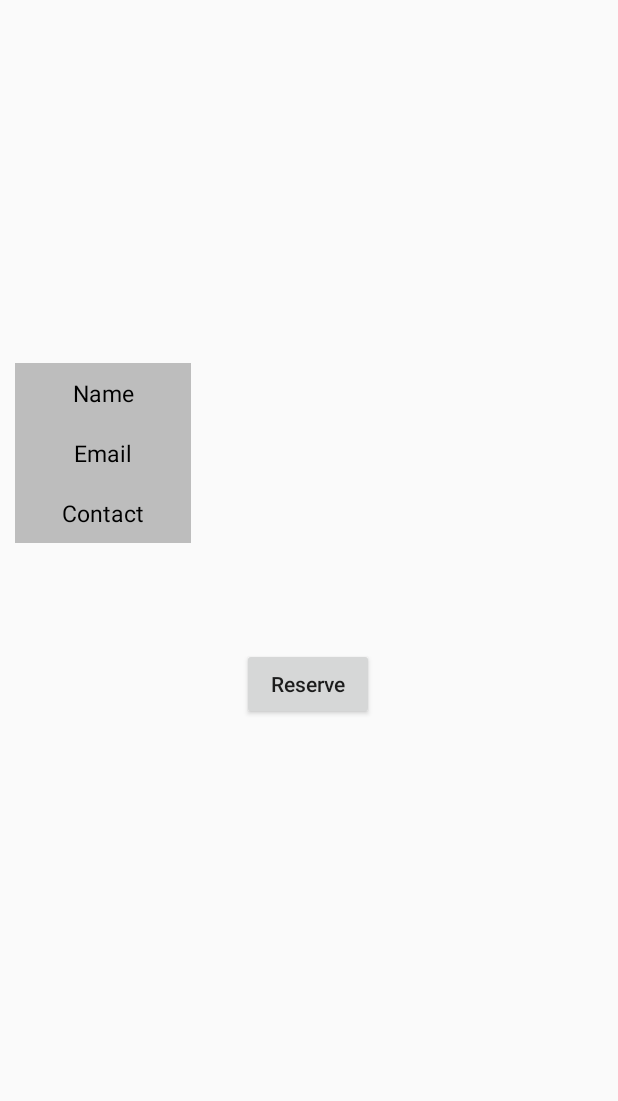
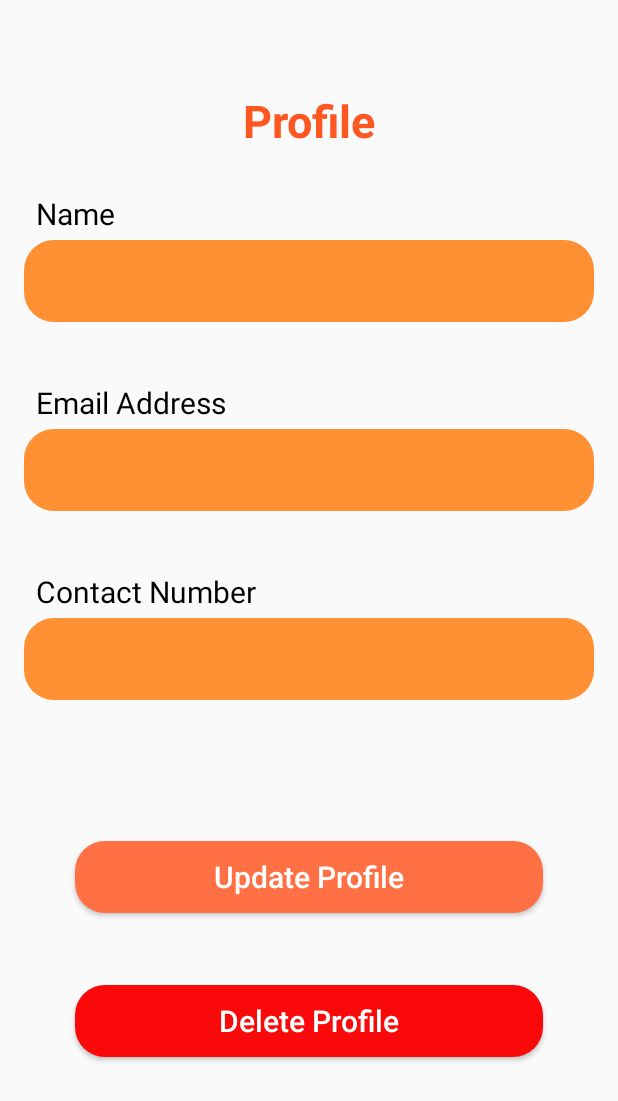
Before and after one commit to Nipun44/Meal-Mate, an Android app: the Profile screen opened directly, with no data from a screen before it, on a phone screen of 412 x 824 dp. Shown: the top 1101 px of the screen. Run offline under Robolectric (Android 15) with nearby library versions, the phone set to English and light mode, and no system bars.

Commit message:
user profile xml completed

```diff
--- a/app/src/main/res/drawable/roundedcorner.xml
+++ b/app/src/main/res/drawable/roundedcorner.xml
@@ -1,6 +1,6 @@
 <?xml version="1.0" encoding="UTF-8"?>
 <shape xmlns:android="http://schemas.android.com/apk/res/android">
-    <solid android:color="#F6DFBD"/>
+    <solid android:color="@color/new_primary"/>
 
 <!--    <stroke android:width="3dp"-->
 <!--        android:color="#30ffffff" />-->
--- a/app/src/main/res/layout/activity_profile.xml
+++ b/app/src/main/res/layout/activity_profile.xml
@@ -4,193 +4,160 @@
     xmlns:tools="http://schemas.android.com/tools"
     android:layout_width="match_parent"
     android:layout_height="match_parent"
+
     tools:context=".Profile">
 
 
-    <Button
-        android:id="@+id/btnReserve"
-        android:layout_width="wrap_content"
-        android:layout_height="wrap_content"
-        android:layout_marginTop="52dp"
-        android:text="Reserve"
-        app:layout_constraintBottom_toBottomOf="parent"
-        app:layout_constraintEnd_toEndOf="parent"
-        app:layout_constraintHorizontal_bias="0.498"
-        app:layout_constraintStart_toStartOf="parent"
-        app:layout_constraintTop_toBottomOf="@id/linearLayout"
-        android:textAllCaps="false"
-        app:layout_constraintVertical_bias="0.049" />
-
-    <LinearLayout
-        android:id="@+id/linearLayout"
+    <TextView
+        android:id="@+id/textView24"
         android:layout_width="0dp"
         android:layout_height="wrap_content"
-        android:orientation="vertical"
+        android:layout_marginStart="24dp"
+        android:layout_marginTop="60dp"
+        android:layout_marginEnd="24dp"
+        android:gravity="center"
+        android:text="@string/profile"
+        android:textAllCaps="false"
+        android:textColor="#FF5722"
+        android:textSize="30sp"
+        android:textStyle="bold"
+        app:layout_constraintEnd_toEndOf="parent"
+        app:layout_constraintHorizontal_bias="0.0"
+        app:layout_constraintStart_toStartOf="parent"
+        app:layout_constraintTop_toTopOf="parent" />
+
+    <TextView
+        android:id="@+id/textViewName"
+        android:layout_width="0dp"
+        android:layout_height="wrap_content"
+        android:layout_marginStart="24dp"
+        android:layout_marginTop="28dp"
+        android:layout_marginEnd="24dp"
+        android:text="Name"
+        android:textColor="@color/black"
+        android:textSize="20sp"
+        app:layout_constraintEnd_toEndOf="parent"
+        app:layout_constraintHorizontal_bias="0.0"
+        app:layout_constraintStart_toStartOf="parent"
+        app:layout_constraintTop_toBottomOf="@+id/textView24" />
+
+
+    <TextView
+        android:id="@+id/tvUserName"
+        android:layout_width="0dp"
+        android:layout_height="wrap_content"
+        android:layout_marginStart="16dp"
+        android:layout_marginTop="4dp"
+        android:layout_marginEnd="16dp"
+        android:background="@drawable/roundedcorner"
+        android:text=""
+        android:textAllCaps="false"
+        android:textColor="@color/white"
+        android:textSize="25sp"
+        app:layout_constraintEnd_toEndOf="parent"
+        app:layout_constraintHorizontal_bias="0.0"
+        app:layout_constraintStart_toStartOf="parent"
+        app:layout_constraintTop_toBottomOf="@+id/textViewName" />
+
+    <TextView
+        android:id="@+id/textViewEmail"
+        android:layout_width="0dp"
+        android:layout_height="wrap_content"
+        android:layout_marginStart="24dp"
+        android:layout_marginTop="40dp"
+        android:layout_marginEnd="24dp"
+        android:text="Email Address"
+        android:textColor="@color/black"
+        android:textSize="20sp"
+        app:layout_constraintEnd_toEndOf="parent"
+        app:layout_constraintHorizontal_bias="1.0"
+        app:layout_constraintStart_toStartOf="parent"
+        app:layout_constraintTop_toBottomOf="@+id/tvUserName" />
+
+    <TextView
+        android:id="@+id/tvUserEmail"
+        android:layout_width="0dp"
+        android:layout_height="wrap_content"
+        android:layout_marginStart="16dp"
+        android:layout_marginTop="4dp"
+        android:layout_marginEnd="16dp"
+        android:background="@drawable/roundedcorner"
+        android:text=""
+        android:textAllCaps="false"
+        android:textColor="@color/white"
+        android:textSize="25sp"
+        app:layout_constraintEnd_toEndOf="parent"
+        app:layout_constraintHorizontal_bias="0.0"
+        app:layout_constraintStart_toStartOf="parent"
+        app:layout_constraintTop_toBottomOf="@+id/textViewEmail" />
+
+    <TextView
+        android:id="@+id/textViewContact"
+        android:layout_width="0dp"
+        android:layout_height="wrap_content"
+        android:layout_marginStart="24dp"
+        android:layout_marginTop="40dp"
+        android:layout_marginEnd="24dp"
+        android:text="Contact Number"
+        android:textColor="@color/black"
+        android:textSize="20sp"
+        app:layout_constraintEnd_toEndOf="parent"
+        app:layout_constraintHorizontal_bias="1.0"
+        app:layout_constraintStart_toStartOf="parent"
+        app:layout_constraintTop_toBottomOf="@+id/tvUserEmail" />
+
+    <TextView
+        android:id="@+id/tvUserContact"
+        android:layout_width="0dp"
+        android:layout_height="wrap_content"
+        android:layout_marginStart="16dp"
+        android:layout_marginTop="4dp"
+        android:layout_marginEnd="16dp"
+        android:background="@drawable/roundedcorner"
+        android:text=""
+        android:textAllCaps="false"
+        android:textColor="@color/white"
+        android:textSize="25sp"
+        app:layout_constraintEnd_toEndOf="parent"
+        app:layout_constraintHorizontal_bias="0.0"
+        app:layout_constraintStart_toStartOf="parent"
+        app:layout_constraintTop_toBottomOf="@+id/textViewContact" />
+
+    <Button
+        android:id="@+id/btnUpdateProfile"
+        android:layout_width="0dp"
+        android:layout_height="wrap_content"
+        android:layout_marginStart="50dp"
+        android:layout_marginTop="94dp"
+        android:layout_marginEnd="50dp"
+        android:background="@drawable/roundedcorner"
+        android:backgroundTint="@color/secondary"
+        android:text="Update Profile"
+        android:textAllCaps="false"
+        android:textColor="@color/white"
+        android:textSize="20sp"
+        app:layout_constraintEnd_toEndOf="parent"
+        app:layout_constraintHorizontal_bias="0.0"
+        app:layout_constraintStart_toStartOf="parent"
+        app:layout_constraintTop_toBottomOf="@+id/tvUserContact" />
+
+    <Button
+        android:id="@+id/btnDeleteProfile"
+        android:layout_width="0dp"
+        android:layout_height="wrap_content"
+        android:layout_marginStart="50dp"
+        android:layout_marginEnd="50dp"
+        android:layout_marginBottom="71dp"
+        android:background="@drawable/roundedcorner"
+        android:backgroundTint="@color/cancel_btn"
+        android:text="Delete Profile"
+        android:textAllCaps="false"
+        android:textColor="@color/white"
+        android:textSize="20sp"
         app:layout_constraintBottom_toBottomOf="parent"
         app:layout_constraintEnd_toEndOf="parent"
         app:layout_constraintHorizontal_bias="0.0"
         app:layout_constraintStart_toStartOf="parent"
-        app:layout_constraintTop_toTopOf="parent"
-        app:layout_constraintVertical_bias="0.344">
-
-
-        <LinearLayout
-            android:id="@+id/contact_lin"
-            android:layout_width="match_parent"
-            android:layout_height="40dp"
-            android:layout_marginLeft="10dp"
-            android:layout_marginRight="10dp"
-            android:orientation="horizontal"
-            android:weightSum="2">
-
-            <LinearLayout
-                android:layout_width="0dp"
-                android:layout_height="match_parent"
-                android:layout_weight="0.6"
-                android:background="@color/disabled_button_color">
-
-                <TextView
-                    android:layout_width="match_parent"
-                    android:layout_height="wrap_content"
-                    android:layout_gravity="center"
-                    android:gravity="center"
-                    android:text="Name"
-                    android:textColor="@color/black"
-                    android:textSize="15sp" />
-
-            </LinearLayout>
-
-            <LinearLayout
-                android:layout_width="0dp"
-                android:layout_height="match_parent"
-                android:layout_weight="1.4">
-
-                <TextView
-                    android:id="@+id/tvUserName"
-                    android:layout_width="match_parent"
-                    android:layout_height="wrap_content"
-                    android:layout_gravity="center"
-                    android:gravity="center"
-                    android:text=""
-                    android:textColor="@color/black"
-                    android:textSize="15sp"
-
-                    />
-
-            </LinearLayout>
-
-
-        </LinearLayout>
-
-        <LinearLayout
-
-            android:layout_width="match_parent"
-            android:layout_height="40dp"
-            android:layout_marginLeft="10dp"
-            android:layout_marginRight="10dp"
-            android:orientation="horizontal"
-            android:weightSum="2"
-
-            >
-
-            <LinearLayout
-                android:layout_width="0dp"
-                android:layout_height="match_parent"
-                android:layout_weight="0.6"
-                android:background="@color/disabled_button_color">
-
-                <TextView
-                    android:layout_width="match_parent"
-                    android:layout_height="wrap_content"
-                    android:layout_gravity="center"
-                    android:gravity="center"
-                    android:text="Email"
-                    android:textColor="@color/black"
-                    android:textSize="15sp"
-
-
-                    />
-
-            </LinearLayout>
-
-            <LinearLayout
-                android:layout_width="0dp"
-                android:layout_height="match_parent"
-                android:layout_weight="1.4">
-
-                <TextView
-                    android:id="@+id/tvUserEmail"
-                    android:layout_width="match_parent"
-                    android:layout_height="wrap_content"
-                    android:layout_gravity="center"
-                    android:gravity="center"
-                    android:text=""
-                    android:textColor="@color/black"
-                    android:textSize="15sp"
-
-                    />
-
-            </LinearLayout>
-
-
-        </LinearLayout>
-
-
-        <LinearLayout
-
-            android:layout_width="match_parent"
-            android:layout_height="40dp"
-            android:layout_marginLeft="10dp"
-            android:layout_marginRight="10dp"
-            android:orientation="horizontal"
-            android:weightSum="2"
-
-            >
-
-            <LinearLayout
-                android:layout_width="0dp"
-                android:layout_height="match_parent"
-                android:layout_weight="0.6"
-                android:background="@color/disabled_button_color">
-
-                <TextView
-                    android:layout_width="match_parent"
-                    android:layout_height="wrap_content"
-                    android:layout_gravity="center"
-
-                    android:gravity="center"
-                    android:text="Contact"
-                    android:textColor="@color/black"
-                    android:textSize="15sp"
-
-
-                    />
-
-            </LinearLayout>
-
-            <LinearLayout
-                android:layout_width="0dp"
-                android:layout_height="match_parent"
-                android:layout_weight="1.4">
-
-                <TextView
-                    android:id="@+id/tvUserContact"
-                    android:layout_width="match_parent"
-                    android:layout_height="wrap_content"
-                    android:layout_gravity="center"
-                    android:gravity="center"
-                    android:text=""
-                    android:textColor="@color/black"
-                    android:textSize="15sp"
-
-                    />
-
-            </LinearLayout>
-
-
-        </LinearLayout>
-
-
-    </LinearLayout>
+        app:layout_constraintTop_toBottomOf="@+id/btnUpdateProfile" />
 
 </androidx.constraintlayout.widget.ConstraintLayout>
--- a/app/src/main/res/values/strings.xml
+++ b/app/src/main/res/values/strings.xml
@@ -141,6 +141,7 @@
     <string name="typeField">Enter Food type</string>
     <string name="foodQuantity">Enter Food Quantity</string>
     <string name="foodDescription">Enter Description</string>
+    <string name="profile">Profile</string>
 
 
 </resources>
```
